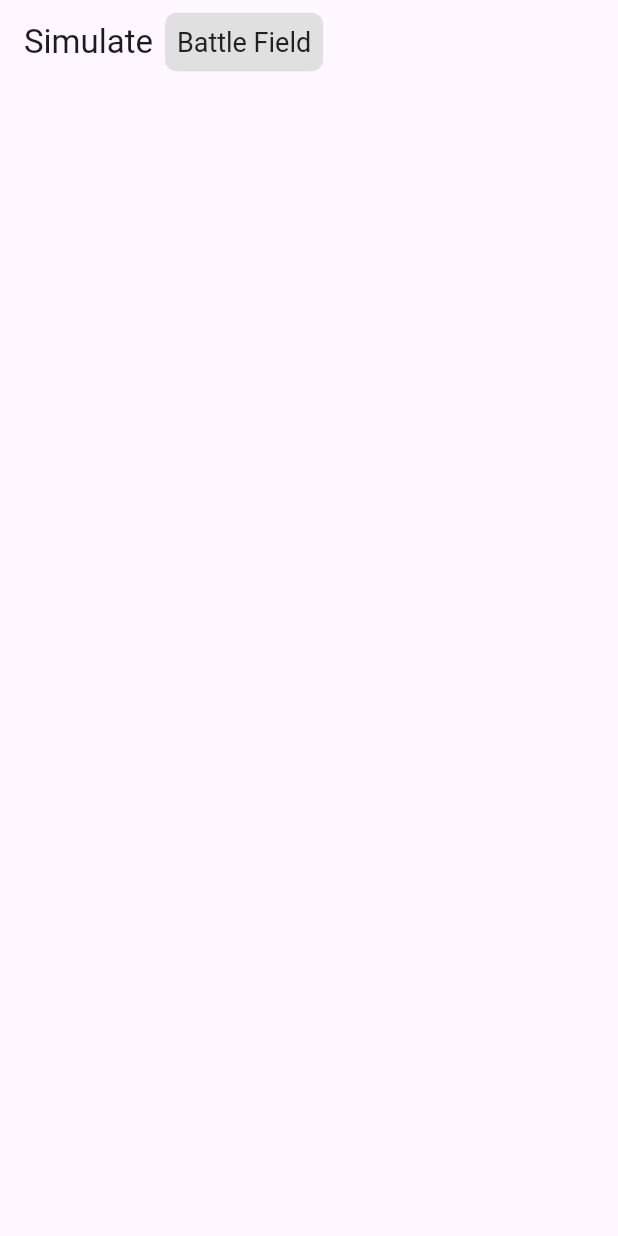
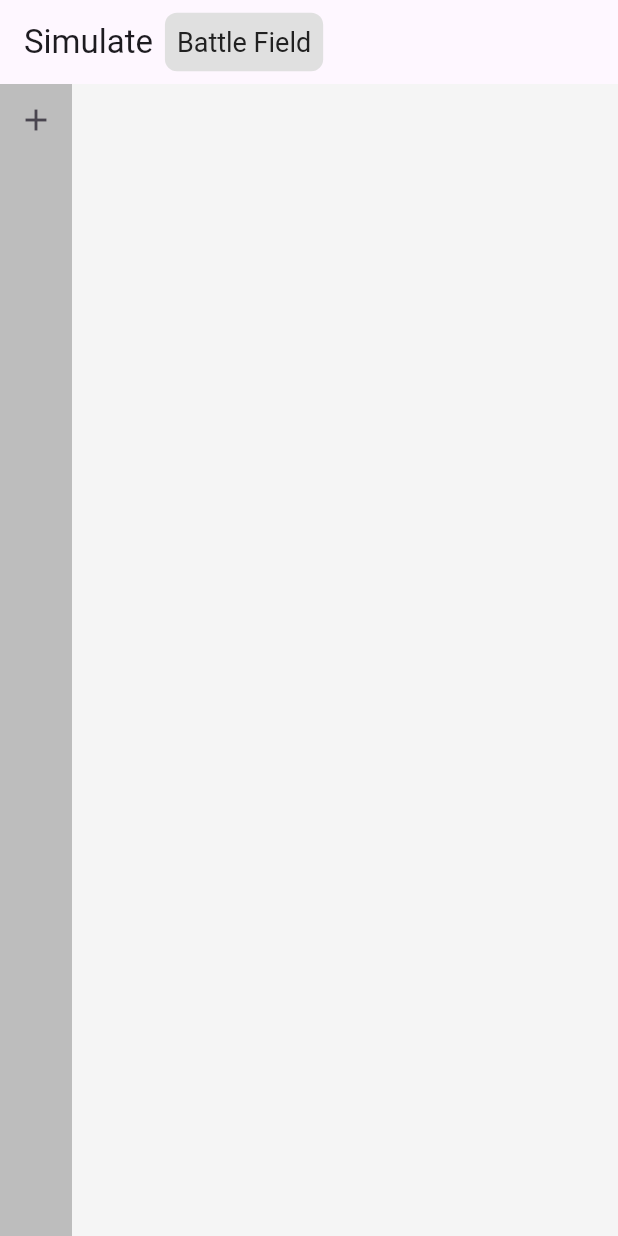
Before and after one commit to joehuang610154/game_prototype_simulator, a Flutter app: the screen it shows after launch, on a phone screen of 412 x 824 dp. Run offline on Flutter 3.47's test engine with Material 3 defaults, Android fonts, the phone set to English and light mode, and no system bars; our stand-ins replace freezed_annotation, get_it, injectable, rxdart.

Commit message:
show add game object button

```diff
--- a/lib/pages/simulate/simulate_page.dart
+++ b/lib/pages/simulate/simulate_page.dart
@@ -60,6 +60,24 @@ class _SimulateViewState extends State<SimulateView> {
           ],
         ),
       ),
+      body: Container(
+        color: Colors.grey[100],
+        child: Row(
+          children: [
+            Container(
+              color: Colors.grey[400],
+              child: Column(
+                children: [
+                  IconButton(
+                    onPressed: () {},
+                    icon: Icon(Icons.add),
+                  ),
+                ],
+              ),
+            ),
+          ],
+        ),
+      ),
     );
   }
 }
```
